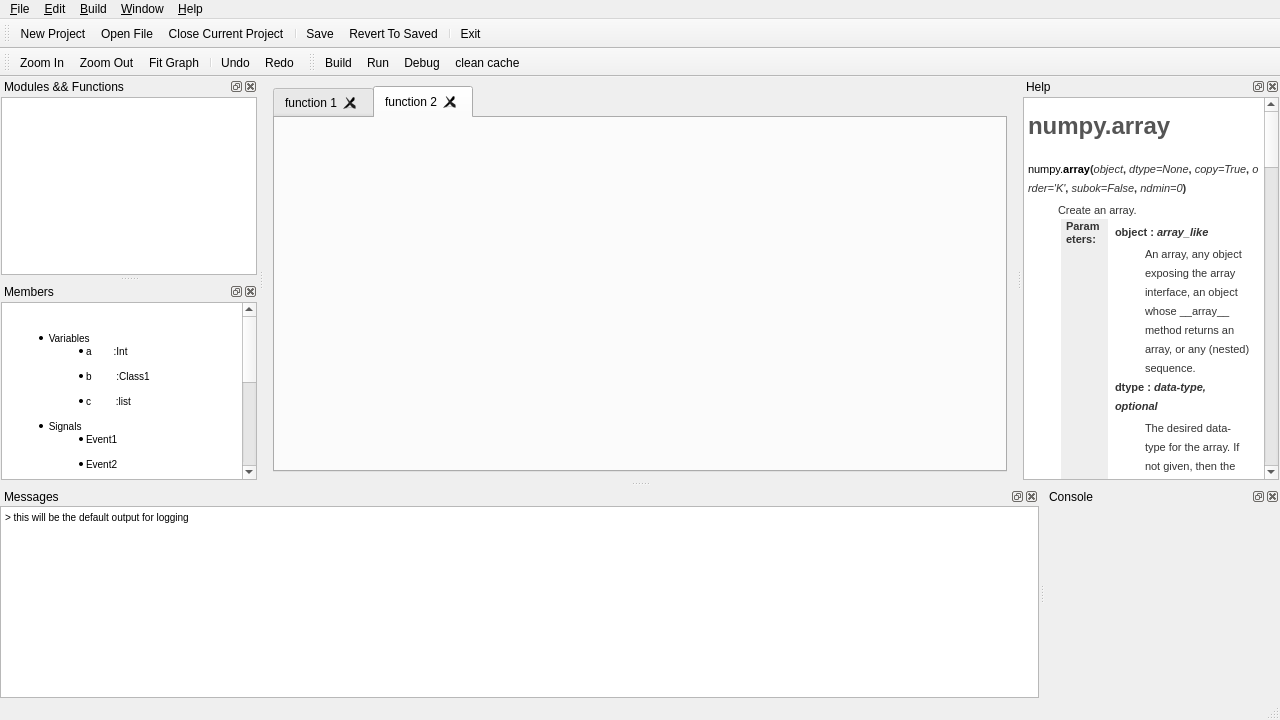
This is mainwindow.ui in yasseerr/Visual-Blueprint as Qt 5 draws it before an edit. The edited form follows.
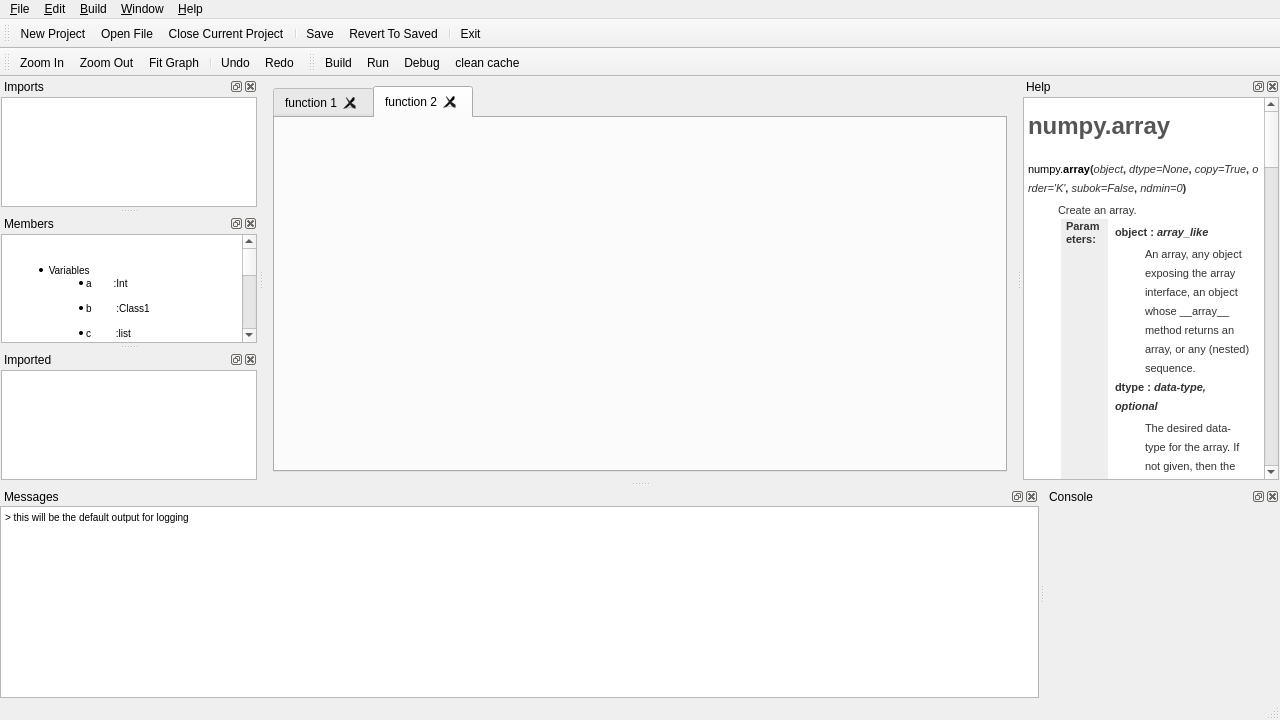
This is the edited form. Icons and pictures are not drawn.

Commit message: adding the imported model

What changed in the file:
```diff
--- a/mainwindow.ui
+++ b/mainwindow.ui
@@ -329,7 +329,7 @@
     </size>
    </property>
    <property name="windowTitle">
-    <string>Modules &amp;&amp; Functions</string>
+    <string>Imports</string>
    </property>
    <attribute name="dockWidgetArea">
     <number>1</number>
@@ -353,6 +353,9 @@
      </property>
      <item>
       <widget class="QTreeView" name="importsTreeView">
+       <property name="alternatingRowColors">
+        <bool>true</bool>
+       </property>
        <property name="uniformRowHeights">
         <bool>true</bool>
        </property>
@@ -478,6 +481,36 @@
    <addaction name="action_Debug"/>
    <addaction name="actionclean_cache"/>
   </widget>
+  <widget class="QDockWidget" name="importedDockWidget">
+   <property name="windowTitle">
+    <string>Imported</string>
+   </property>
+   <attribute name="dockWidgetArea">
+    <number>1</number>
+   </attribute>
+   <widget class="QWidget" name="dockWidgetContents">
+    <layout class="QVBoxLayout" name="verticalLayout_5">
+     <property name="spacing">
+      <number>3</number>
+     </property>
+     <property name="leftMargin">
+      <number>1</number>
+     </property>
+     <property name="topMargin">
+      <number>1</number>
+     </property>
+     <property name="rightMargin">
+      <number>1</number>
+     </property>
+     <property name="bottomMargin">
+      <number>1</number>
+     </property>
+     <item>
+      <widget class="QListView" name="importedListView"/>
+     </item>
+    </layout>
+   </widget>
+  </widget>
   <action name="action_New_Project">
    <property name="icon">
     <iconset resource="resources.qrc">
```
Left out of the diff: 2 changed lines with no effect on the pictures. The commit also changes 4 other files.
